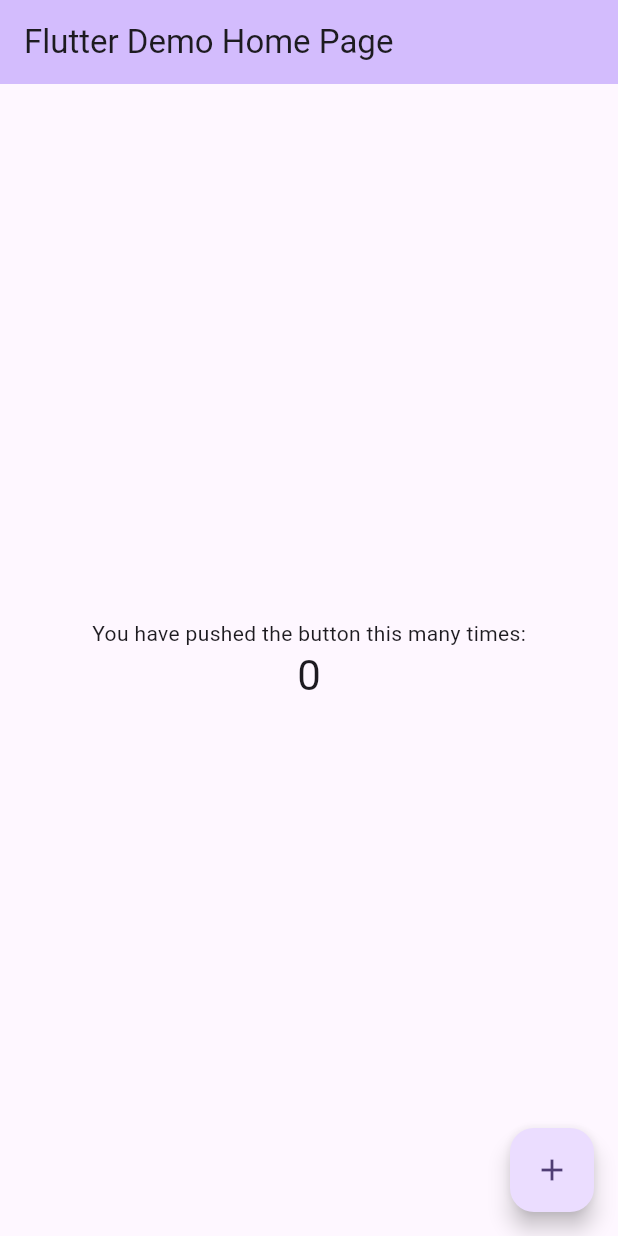
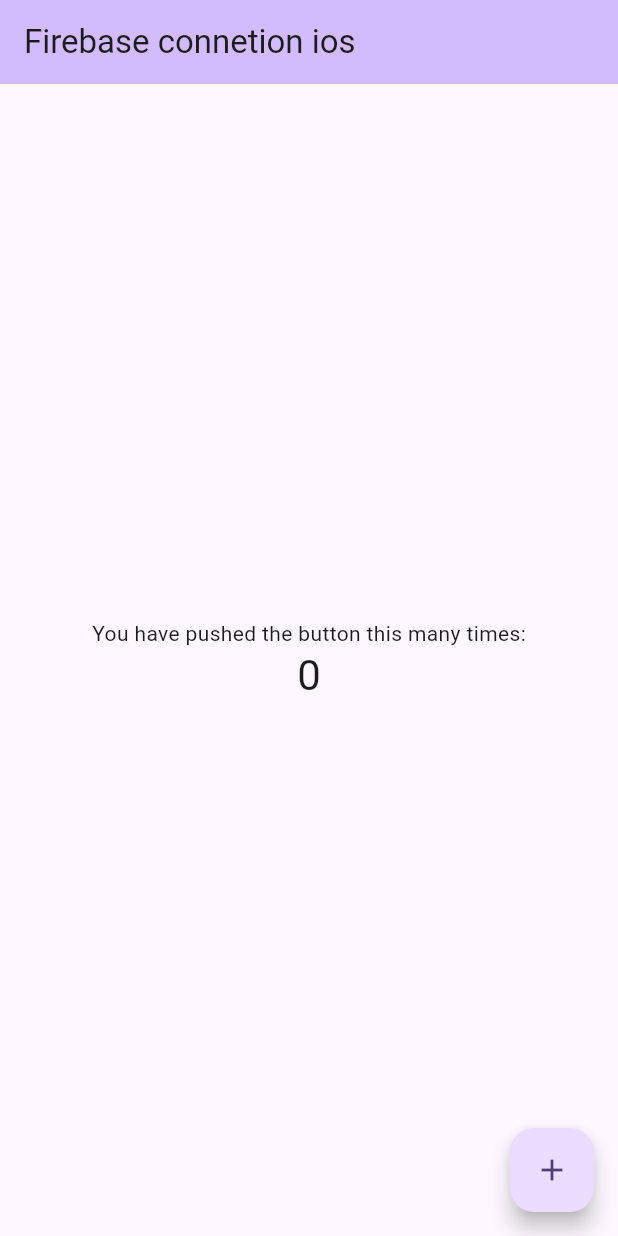
Before and after one commit to MUHAMMEDZAMILC/firebase, a Flutter app: the screen it shows after launch, on a phone screen of 412 x 824 dp. Run offline on Flutter 3.47's test engine with Material 2 defaults, Android fonts, the phone set to English and light mode, and no system bars; our stand-ins replace firebase_core; accounts and stored records are empty.

Commit message:
update ios conn

```diff
--- a/lib/main.dart
+++ b/lib/main.dart
@@ -20,25 +20,10 @@ class MyApp extends StatelessWidget {
     return MaterialApp(
       title: 'Flutter Demo',
       theme: ThemeData(
-        // This is the theme of your application.
-        //
-        // TRY THIS: Try running your application with "flutter run". You'll see
-        // the application has a blue toolbar. Then, without quitting the app,
-        // try changing the seedColor in the colorScheme below to Colors.green
-        // and then invoke "hot reload" (save your changes or press the "hot
-        // reload" button in a Flutter-supported IDE, or press "r" if you used
-        // the command line to start the app).
-        //
-        // Notice that the counter didn't reset back to zero; the application
-        // state is not lost during the reload. To reset the state, use hot
-        // restart instead.
-        //
-        // This works for code too, not just values: Most code changes can be
-        // tested with just a hot reload.
         colorScheme: ColorScheme.fromSeed(seedColor: Colors.deepPurple),
         useMaterial3: true,
       ),
-      home: const MyHomePage(title: 'Flutter Demo Home Page'),
+      home: const MyHomePage(title: 'Firebase connetion ios'),
     );
   }
 }
```
Also changed, not shown: 4 other files.
